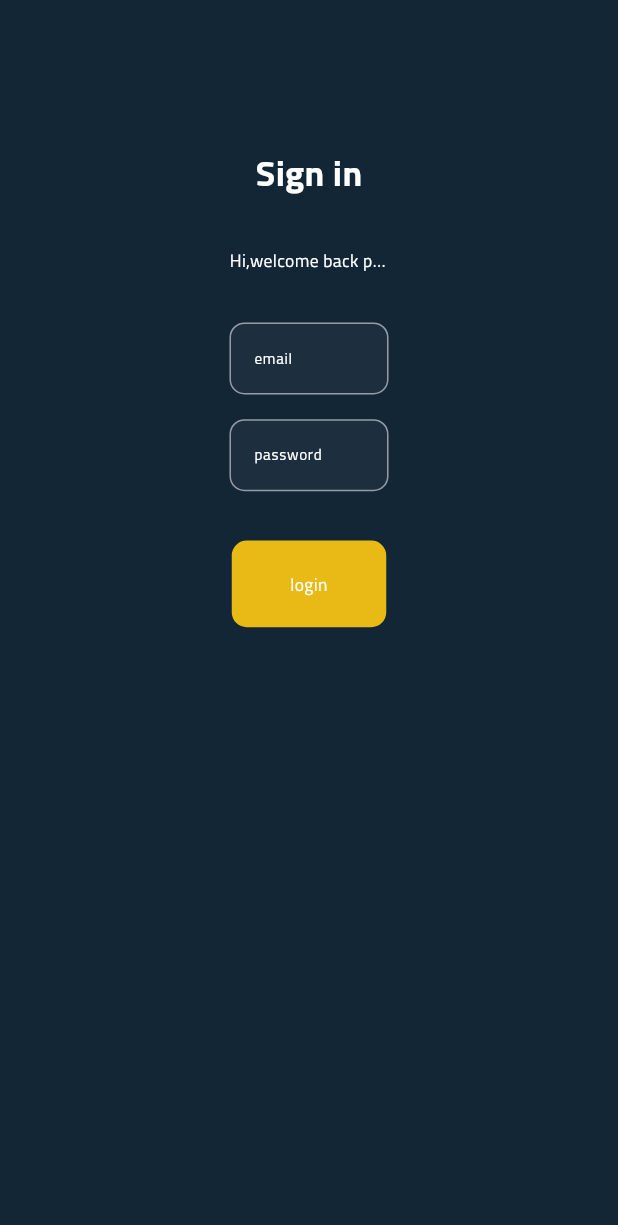
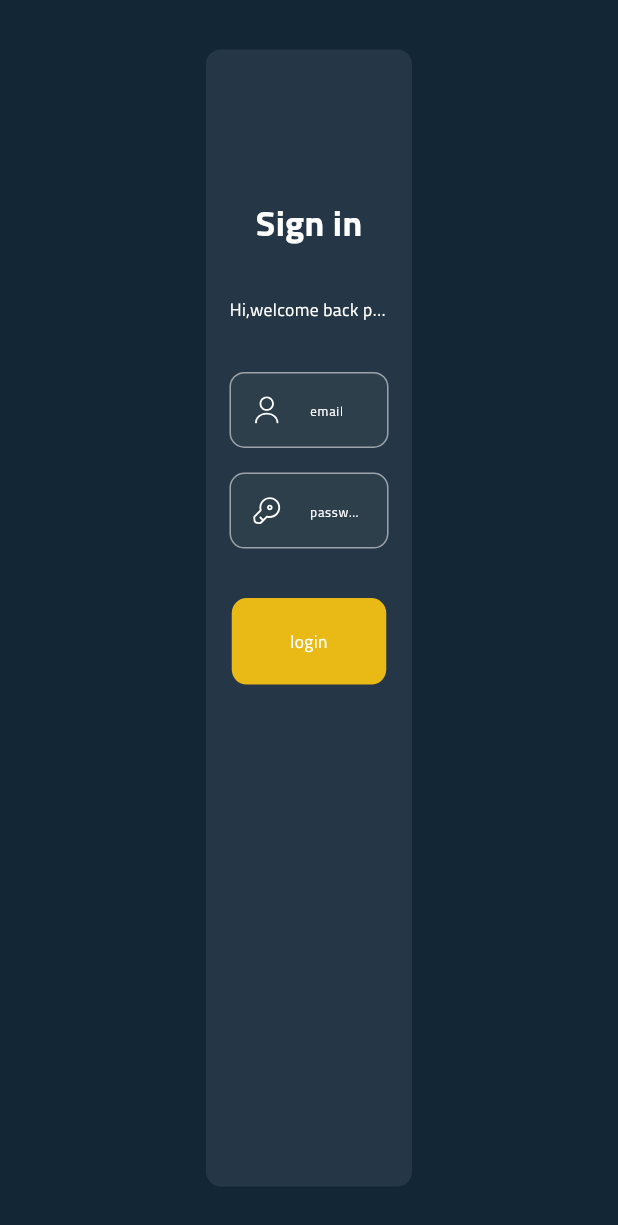
Before and after one commit to meory101/wasity-dashboard, a Flutter app: the screen it shows after launch, on a phone screen of 412 x 824 dp. Shown: the top 1225 px of the screen. Run offline on Flutter 3.47's test engine with Material 3 defaults, Android fonts, the phone set to English and light mode, and no system bars; our stand-ins replace flutter_svg, responsive_sizer, shared_preferences.

Commit message:
editing login

```diff
--- a/lib/core/resource/icon_manager.dart
+++ b/lib/core/resource/icon_manager.dart
@@ -45,6 +45,8 @@ abstract class AppIconManager{
 
   static String add = '$_iconBasePath/add.svg';
   static String minimize = '$_iconBasePath/minimize.svg';
+  static String user = '$_iconBasePath/user.svg';
+  static String key = '$_iconBasePath/key.svg';
 
 
 }
--- a/lib/core/widget/form_field/app_form_field.dart
+++ b/lib/core/widget/form_field/app_form_field.dart
@@ -1,5 +1,4 @@
 import 'package:flutter/material.dart';
-
 
 import '../../resource/color_manager.dart';
 import '../../resource/font_manager.dart';
@@ -72,7 +71,6 @@ class AppTextFormField extends StatelessWidget {
   @override
   Widget build(BuildContext context) {
     return TextFormField(
-
       key: Key(initialValue ?? ""),
       readOnly: readOnly ?? false,
       textAlignVertical: textAlignVertical,
@@ -98,10 +96,9 @@ class AppTextFormField extends StatelessWidget {
         hintText: hintText,
         suffixIcon: suffixIcon,
         prefixIcon: prefixIcon,
-        hintStyle: hintStyle??TextStyle(
-          color: AppColorManager.white,
-          fontSize: FontSizeManager.fs13
-        ),
+        hintStyle: hintStyle ??
+            TextStyle(
+                color: AppColorManager.white, fontSize: FontSizeManager.fs12),
         prefixIconColor: Colors.grey,
         suffixIconColor: Colors.grey,
         contentPadding: contentPadding ??
@@ -137,11 +134,12 @@ class AppTextFormField extends StatelessWidget {
               color: AppColorManager.lightGreyOpacity6,
             )),
         border: OutlineInputBorder(
-            borderRadius: BorderRadius.all(Radius.circular(
-                borderRadius != null ? borderRadius! : AppRadiusManager.r10)),
-            borderSide: BorderSide(
-              color: Theme.of(context).primaryColor,
-            )),
+          borderRadius: BorderRadius.all(Radius.circular(
+              borderRadius != null ? borderRadius! : AppRadiusManager.r10)),
+          borderSide: BorderSide(
+            color: Theme.of(context).primaryColor,
+          ),
+        ),
       ),
       style: TextStyle(
           color: AppColorManager.white,
--- a/lib/feature/auth/screen/login.dart
+++ b/lib/feature/auth/screen/login.dart
@@ -4,11 +4,12 @@ import 'package:flutter/painting.dart';
 import 'package:flutter/widgets.dart';
 import 'package:wasity/core/resource/color_manager.dart';
 import 'package:wasity/core/resource/font_manager.dart';
-import 'package:wasity/core/resource/image_manager.dart';
+import 'package:wasity/core/resource/icon_manager.dart';
 import 'package:wasity/core/resource/size_manager.dart';
 import 'package:wasity/core/widget/button/main_app_button.dart';
 import 'package:wasity/core/widget/form_field/app_form_field.dart';
 import 'package:wasity/core/widget/text/app_text_widget.dart';
+import 'package:flutter_svg/svg.dart';
 
 class Login extends StatefulWidget {
   const Login({super.key});
@@ -18,6 +19,10 @@ class Login extends StatefulWidget {
 }
 
 class _LoginState extends State<Login> {
+  onLoginTaped() {
+    Navigator.of(context).pushNamed("");
+  }
+
   @override
   Widget build(BuildContext context) {
     return Scaffold(
@@ -26,8 +31,14 @@ class _LoginState extends State<Login> {
         width: MediaQuery.of(context).size.width,
         child: Row(
             mainAxisAlignment: MainAxisAlignment.center,
-            crossAxisAlignment: CrossAxisAlignment.center, children: [
-          SizedBox(
+            crossAxisAlignment: CrossAxisAlignment.center,
+            children: [
+              Container(
+                margin: EdgeInsets.symmetric(vertical: AppHeightManager.h4),
+                decoration: BoxDecoration(
+                  borderRadius: BorderRadius.circular(AppRadiusManager.r10),
+                  color: AppColorManager.white.withAlpha(20),
+                ),
                 width: MediaQuery.of(context).size.width / 3,
                 child: Padding(
                   padding: EdgeInsets.all(AppWidthManager.w3Point8),
@@ -56,22 +67,49 @@ class _LoginState extends State<Login> {
                       SizedBox(
                         height: AppHeightManager.h4,
                       ),
-                  const AppTextFormField(
-
-                    hintText: 'email'
+                      AppTextFormField(
+                        hintText: 'email',
+                        prefixIcon: Padding(
+                          padding: EdgeInsets.all(AppHeightManager.h1point8),
+                          child: SvgPicture.asset(
+                            AppIconManager.user,
+                            colorFilter: const ColorFilter.mode(
+                              AppColorManager.white,
+                              BlendMode.srcIn,
+                            ),
+                          ),
+                        ),
                       ),
                       SizedBox(
                         height: AppHeightManager.h2,
                       ),
-                  const AppTextFormField(hintText: 'password'),
+                      AppTextFormField(
+                        obscureText: true,
+                        maxLines: 1,
+                        minLines: 1,
+                        hintText: 'password',
+                        prefixIcon: Padding(
+                          padding: EdgeInsets.all(AppHeightManager.h1point8),
+                          child: SvgPicture.asset(
+                            AppIconManager.key,
+                            colorFilter: const ColorFilter.mode(
+                              AppColorManager.white,
+                              BlendMode.srcIn,
+                            ),
+                          ),
+                        ),
+                      ),
+
                       SizedBox(
                         height: AppHeightManager.h4,
                       ),
                       Align(
                         alignment: Alignment.center,
                         child: MainAppButton(
+                          onTap: onLoginTaped,
                           alignment: Alignment.center,
-                      borderRadius: BorderRadius.circular(AppRadiusManager.r10),
+                          borderRadius:
+                              BorderRadius.circular(AppRadiusManager.r10),
                           color: AppColorManager.amber,
                           width: AppWidthManager.w25,
                           height: AppHeightManager.h7,
```
Also changed, not shown: assets/icons/key.svg (added), assets/icons/user.svg (added). Lines whose indentation alone changed are shown as unchanged.
